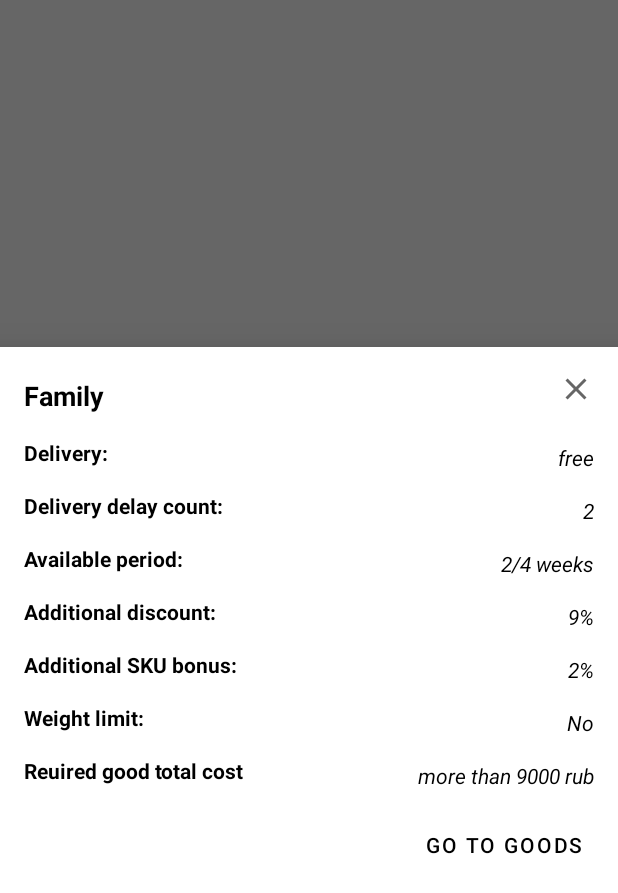
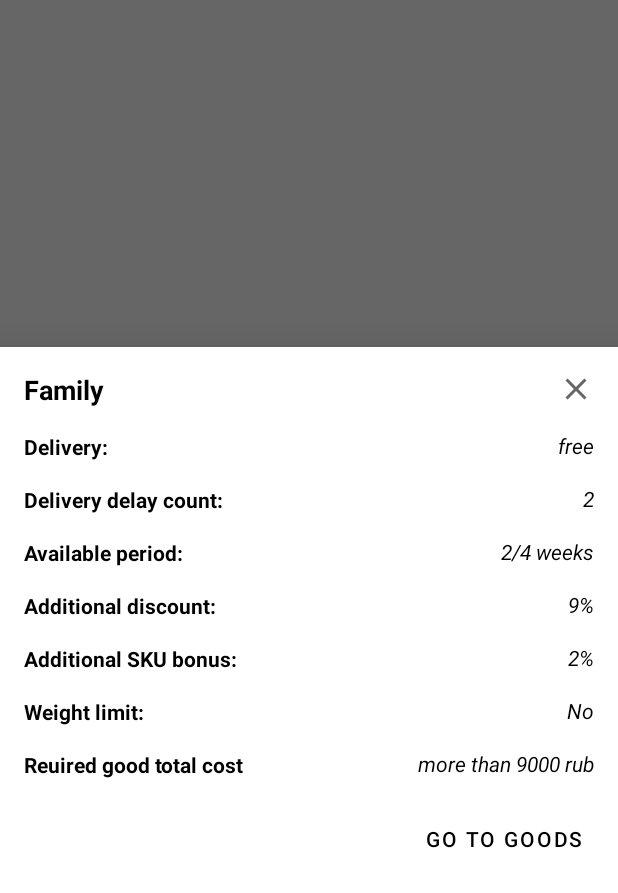
Before and after one commit to dishkakrauch/Kotlin, an Android app: the fragment Subs1Fragment placed in its activity, on a phone screen of 412 x 824 dp. Shown: the top 893 px of the screen. Run offline under Robolectric (Android 15) with nearby library versions, the phone set to English and light mode, and no system bars; our stand-ins replace navigation-ui; 5 statements that could not run were skipped.

Commit message:
Выровнял надписи

```diff
--- a/MagnitSubscription/app/src/main/res/layout/fragment_subs1.xml
+++ b/MagnitSubscription/app/src/main/res/layout/fragment_subs1.xml
@@ -12,7 +12,7 @@
         android:layout_height="wrap_content"
         android:layout_marginStart="16dp"
         android:layout_marginLeft="16dp"
-        android:layout_marginTop="20dp"
+        android:layout_marginTop="16dp"
         android:text="@string/subs_family"
         android:textColor="@color/black"
         android:textSize="18sp"
@@ -221,7 +221,7 @@
         android:layout_height="wrap_content"
         android:layout_marginStart="8dp"
         android:layout_marginLeft="8dp"
-        android:layout_marginTop="64dp"
+        android:layout_marginTop="56dp"
         android:layout_marginEnd="16dp"
         android:layout_marginRight="16dp"
         android:text="@string/free"
--- a/MagnitSubscription/app/src/main/res/layout/fragment_subs2.xml
+++ b/MagnitSubscription/app/src/main/res/layout/fragment_subs2.xml
@@ -221,7 +221,7 @@
         android:layout_height="wrap_content"
         android:layout_marginStart="8dp"
         android:layout_marginLeft="8dp"
-        android:layout_marginTop="64dp"
+        android:layout_marginTop="56dp"
         android:layout_marginEnd="16dp"
         android:layout_marginRight="16dp"
         android:text="@string/free"
--- a/MagnitSubscription/app/src/main/res/layout/fragment_subs3.xml
+++ b/MagnitSubscription/app/src/main/res/layout/fragment_subs3.xml
@@ -221,7 +221,7 @@
         android:layout_height="wrap_content"
         android:layout_marginStart="8dp"
         android:layout_marginLeft="8dp"
-        android:layout_marginTop="64dp"
+        android:layout_marginTop="56dp"
         android:layout_marginEnd="16dp"
         android:layout_marginRight="16dp"
         android:text="@string/free"
--- a/MagnitSubscription/app/src/main/res/layout/fragment_subs4.xml
+++ b/MagnitSubscription/app/src/main/res/layout/fragment_subs4.xml
@@ -221,7 +221,7 @@
         android:layout_height="wrap_content"
         android:layout_marginStart="8dp"
         android:layout_marginLeft="8dp"
-        android:layout_marginTop="64dp"
+        android:layout_marginTop="56dp"
         android:layout_marginEnd="16dp"
         android:layout_marginRight="16dp"
         android:text="@string/free"
```
